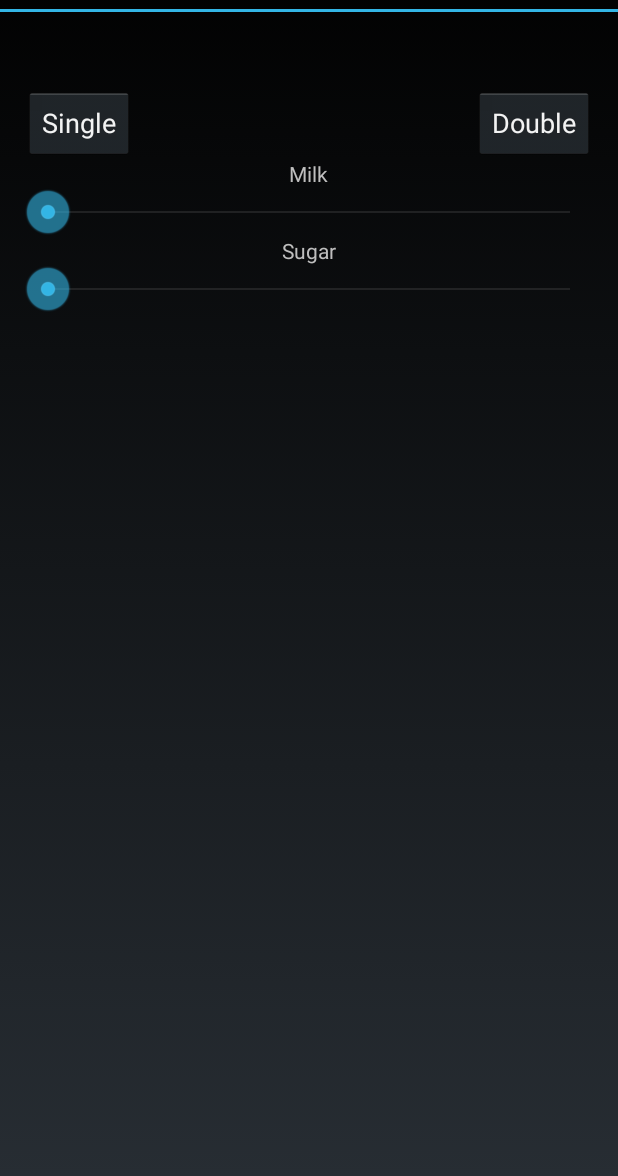
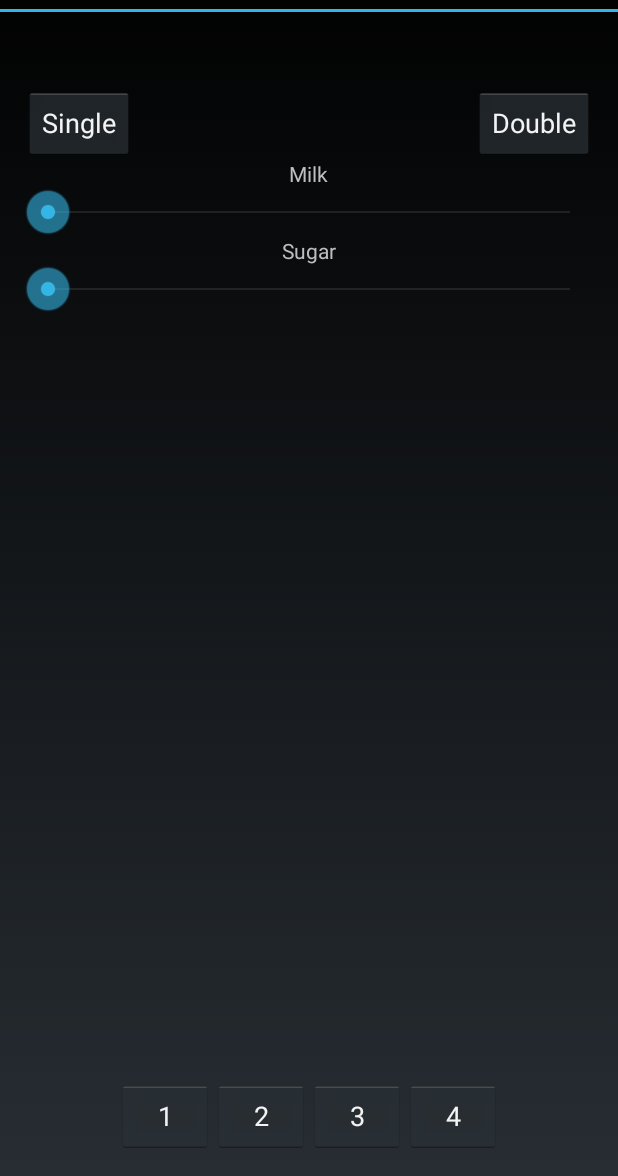
Before and after one commit to rfc2324/android, an Android app: the screen it shows after launch (MainActivity), on a phone screen of 412 x 824 dp, the part 60-1236 px from its top. Run offline under Robolectric (Android 15) with nearby library versions, the phone set to English and light mode, and no system bars.

Commit message:
Implemented favorite Buttons

```diff
--- a/app/src/main/java/net/k40s/coffee/MainActivity.java
+++ b/app/src/main/java/net/k40s/coffee/MainActivity.java
@@ -31,11 +31,19 @@ public class MainActivity extends Activity {
     Button buttonDouble;
     SeekBar seekBarMilk;
     SeekBar seekBarSugar;
+    Button button1;
+    Button button2;
+    Button button3;
+    Button button4;
 
     @Override
     protected void onCreate(Bundle savedInstanceState) {
         super.onCreate(savedInstanceState);
         setContentView(R.layout.activity_main);
+        button1 = (Button) findViewById(R.id.button);
+        button2 = (Button) findViewById(R.id.button2);
+        button3 = (Button) findViewById(R.id.button3);
+        button4 = (Button) findViewById(R.id.button4);
         buttonSingle = (Button) findViewById(R.id.buttonSingle);
         buttonDouble = (Button) findViewById(R.id.buttonDouble);
         buttonSingle.setOnClickListener(singleBrew);
--- a/app/src/main/res/layout/activity_main.xml
+++ b/app/src/main/res/layout/activity_main.xml
@@ -61,4 +61,48 @@
         android:max="100"
         android:layout_centerHorizontal="true" />
 
+    <GridLayout
+        android:layout_alignParentBottom="true"
+        android:layout_centerHorizontal="true"
+        android:layout_width="wrap_content"
+        android:layout_height="wrap_content">
+
+        <Button
+            android:layout_width="wrap_content"
+            android:layout_height="wrap_content"
+            android:text="@string/save1"
+            android:id="@+id/button"
+            android:layout_alignParentBottom="true"
+            android:layout_alignParentLeft="true"
+            android:layout_alignParentStart="true" />
+
+        <Button
+            android:layout_width="wrap_content"
+            android:layout_height="wrap_content"
+            android:text="@string/save2"
+            android:id="@+id/button2"
+            android:layout_alignTop="@+id/button"
+            android:layout_toRightOf="@+id/button"
+            android:layout_toEndOf="@+id/button" />
+
+        <Button
+            android:layout_width="wrap_content"
+            android:layout_height="wrap_content"
+            android:text="@string/save3"
+            android:id="@+id/button3"
+            android:layout_alignTop="@+id/button2"
+            android:layout_toRightOf="@+id/button2"
+            android:layout_toEndOf="@+id/button2" />
+
+        <Button
+            android:layout_width="wrap_content"
+            android:layout_height="wrap_content"
+            android:text="@string/save4"
+            android:id="@+id/button4"
+            android:layout_alignTop="@+id/button3"
+            android:layout_toRightOf="@+id/button3"
+            android:layout_toEndOf="@+id/button3" />
+
+    </GridLayout>
+
 </RelativeLayout>
--- a/app/src/main/res/values/strings.xml
+++ b/app/src/main/res/values/strings.xml
@@ -23,5 +23,9 @@
     <string name="milk_toast">New Milk Value: </string>
     <string name="sugar_toast">New Sugar Value: </string>
     <string name="output">Command:</string>
+    <string name="save1">1</string>
+    <string name="save2">2</string>
+    <string name="save3">3</string>
+    <string name="save4">4</string>
 
 </resources>
```
